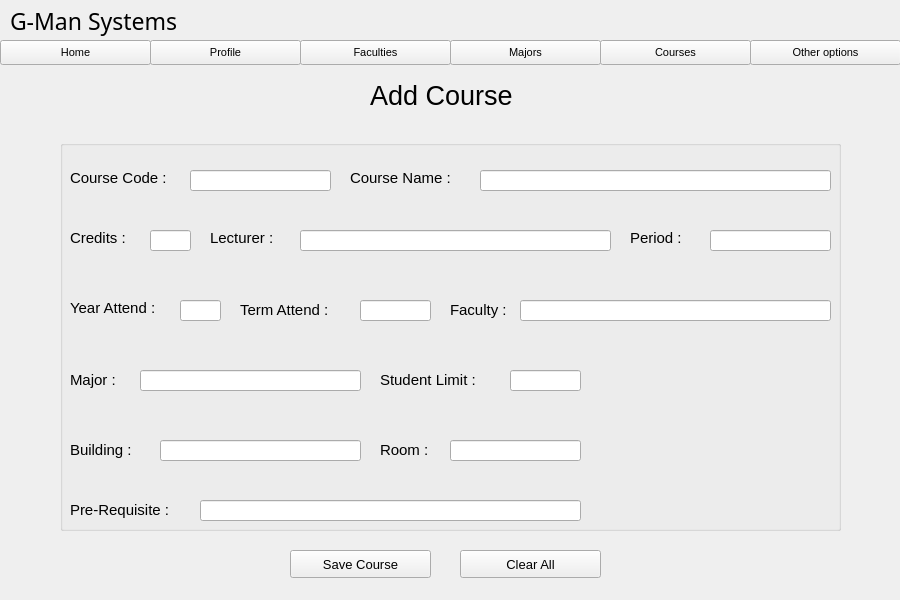
This is resources/UI/addCourse.ui in Poom1997/gman as Qt 5 draws it before an edit. The edited form follows.
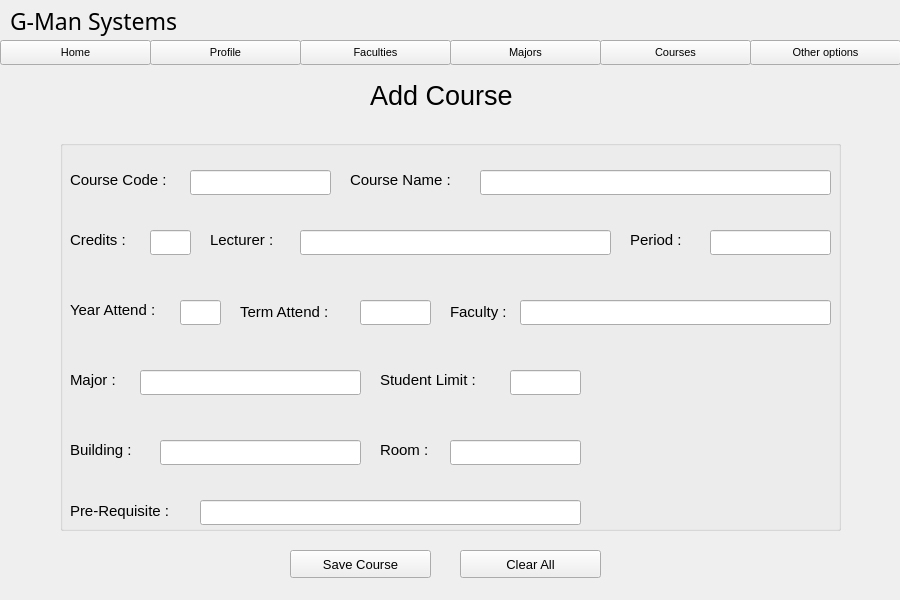
This is the edited form.

```diff
--- a/resources/UI/addCourse.ui
+++ b/resources/UI/addCourse.ui
@@ -52,7 +52,7 @@
     <property name="geometry">
      <rect>
       <x>10</x>
-      <y>30</y>
+      <y>32</y>
       <width>131</width>
       <height>16</height>
      </rect>
@@ -72,7 +72,7 @@
       <x>130</x>
       <y>30</y>
       <width>141</width>
-      <height>21</height>
+      <height>25</height>
      </rect>
     </property>
     <property name="font">
@@ -85,7 +85,7 @@
     <property name="geometry">
      <rect>
       <x>290</x>
-      <y>30</y>
+      <y>32</y>
       <width>131</width>
       <height>16</height>
      </rect>
@@ -105,7 +105,7 @@
       <x>420</x>
       <y>30</y>
       <width>351</width>
-      <height>21</height>
+      <height>25</height>
      </rect>
     </property>
     <property name="font">
@@ -120,7 +120,7 @@
       <x>90</x>
       <y>90</y>
       <width>41</width>
-      <height>21</height>
+      <height>25</height>
      </rect>
     </property>
     <property name="font">
@@ -133,7 +133,7 @@
     <property name="geometry">
      <rect>
       <x>10</x>
-      <y>90</y>
+      <y>92</y>
       <width>71</width>
       <height>16</height>
      </rect>
@@ -153,7 +153,7 @@
       <x>460</x>
       <y>160</y>
       <width>311</width>
-      <height>21</height>
+      <height>25</height>
      </rect>
     </property>
     <property name="font">
@@ -166,7 +166,7 @@
     <property name="geometry">
      <rect>
       <x>150</x>
-      <y>90</y>
+      <y>92</y>
       <width>91</width>
       <height>16</height>
      </rect>
@@ -184,7 +184,7 @@
     <property name="geometry">
      <rect>
       <x>570</x>
-      <y>90</y>
+      <y>92</y>
       <width>71</width>
       <height>16</height>
      </rect>
@@ -204,7 +204,7 @@
       <x>650</x>
       <y>90</y>
       <width>121</width>
-      <height>21</height>
+      <height>25</height>
      </rect>
     </property>
     <property name="font">
@@ -219,7 +219,7 @@
       <x>120</x>
       <y>160</y>
       <width>41</width>
-      <height>21</height>
+      <height>25</height>
      </rect>
     </property>
     <property name="font">
@@ -234,7 +234,7 @@
       <x>300</x>
       <y>160</y>
       <width>71</width>
-      <height>21</height>
+      <height>25</height>
      </rect>
     </property>
     <property name="font">
@@ -247,7 +247,7 @@
     <property name="geometry">
      <rect>
       <x>180</x>
-      <y>160</y>
+      <y>162</y>
       <width>111</width>
       <height>20</height>
      </rect>
@@ -265,7 +265,7 @@
     <property name="geometry">
      <rect>
       <x>10</x>
-      <y>160</y>
+      <y>162</y>
       <width>111</width>
       <height>16</height>
      </rect>
@@ -303,7 +303,7 @@
       <x>450</x>
       <y>230</y>
       <width>71</width>
-      <height>21</height>
+      <height>25</height>
      </rect>
     </property>
     <property name="font">
@@ -318,7 +318,7 @@
       <x>240</x>
       <y>90</y>
       <width>311</width>
-      <height>21</height>
+      <height>25</height>
      </rect>
     </property>
     <property name="font">
@@ -331,7 +331,7 @@
     <property name="geometry">
      <rect>
       <x>390</x>
-      <y>160</y>
+      <y>162</y>
       <width>71</width>
       <height>20</height>
      </rect>
@@ -364,7 +364,7 @@
       <x>100</x>
       <y>300</y>
       <width>201</width>
-      <height>21</height>
+      <height>25</height>
      </rect>
     </property>
     <property name="font">
@@ -397,7 +397,7 @@
       <x>390</x>
       <y>300</y>
       <width>131</width>
-      <height>21</height>
+      <height>25</height>
      </rect>
     </property>
     <property name="font">
@@ -448,7 +448,7 @@
       <x>80</x>
       <y>230</y>
       <width>221</width>
-      <height>21</height>
+      <height>25</height>
      </rect>
     </property>
     <property name="font">
@@ -461,7 +461,7 @@
     <property name="geometry">
      <rect>
       <x>10</x>
-      <y>360</y>
+      <y>361</y>
       <width>121</width>
       <height>20</height>
      </rect>
@@ -481,7 +481,7 @@
       <x>140</x>
       <y>360</y>
       <width>381</width>
-      <height>21</height>
+      <height>25</height>
      </rect>
     </property>
     <property name="font">
```
